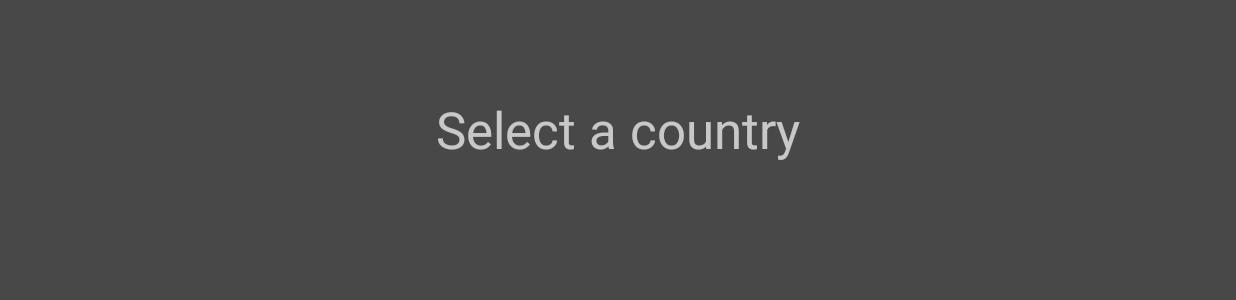
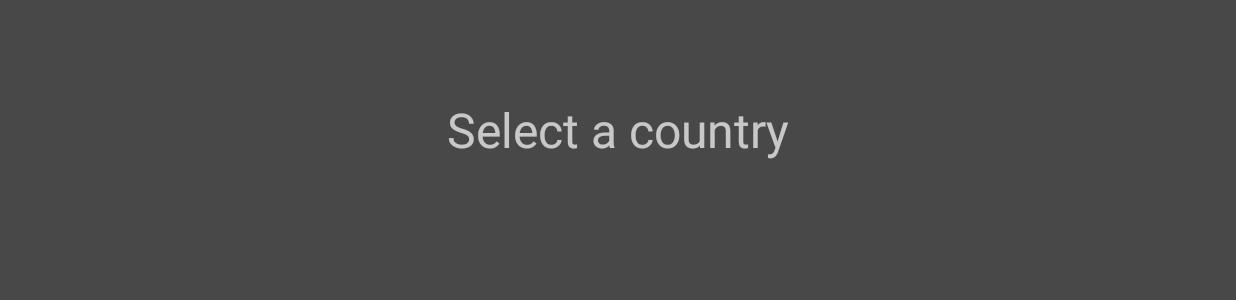
Before and after one commit to strax1e/RouteBuilder, an Android app: the screen it shows after launch (MainActivity), on a phone screen of 824 x 412 dp (held sideways). Shown: the part 144-444 px from the top of the screen. Run offline under Robolectric (Android 15) with nearby library versions, the phone set to English and light mode, and no system bars; libraries missing offline, so code that uses them is left out: com.fasterxml.jackson; network calls fail; 1 statement that could not run was skipped.

Commit message:
GUI added

```diff
--- /dev/null
+++ b/app/src/main/res/drawable/roundedbutton.xml
@@ -0,0 +1,8 @@
+<?xml version="1.0" encoding="utf-8"?>
+
+<shape xmlns:android="http://schemas.android.com/apk/res/android" android:shape="rectangle">
+        <solid android:color="@color/pink"/>
+        <size android:height="25dp" android:width="25dp"/>
+        <corners android:radius="25dp"/>
+        <stroke android:width="1dp" android:color="@color/white"/>
+</shape>
--- a/app/src/main/res/layout/activity_main.xml
+++ b/app/src/main/res/layout/activity_main.xml
@@ -1,24 +1,37 @@
 <LinearLayout xmlns:android="http://schemas.android.com/apk/res/android"
+              xmlns:app="http://schemas.android.com/apk/res-auto"
               android:layout_width="match_parent"
               android:layout_height="match_parent"
               android:orientation="vertical"
               android:layout_gravity="bottom">
 
-    <ScrollView
+    <androidx.constraintlayout.widget.ConstraintLayout
             android:layout_width="match_parent"
             android:layout_height="0dp"
             android:layout_weight="1"
-            android:fillViewport="true">
+            android:id="@+id/field"
+            android:background="@color/gray"
+    >
+        <ImageView
+                android:layout_width="match_parent"
+                android:layout_height="match_parent"
+                android:id="@+id/image"
+                android:background="@color/gray"
+                android:contentDescription="@string/selectCountryText"/>
 
         <TextView
+                android:text="@string/selectCountryText"
+                android:layout_width="wrap_content"
+                android:layout_height="wrap_content"
                 android:id="@+id/centerTextView"
-                android:layout_width="match_parent"
-                android:layout_height="wrap_content"
-                android:background="@color/gray"
+                app:layout_constraintEnd_toEndOf="parent"
+                app:layout_constraintStart_toStartOf="parent"
+                app:layout_constraintTop_toTopOf="parent"
+                app:layout_constraintBottom_toBottomOf="parent"
+                android:textSize="32sp"
                 android:gravity="center"
-                android:text="@string/selectCountryText"
                 android:textAppearance="@android:style/TextAppearance.Material.Display1"/>
-    </ScrollView>
+    </androidx.constraintlayout.widget.ConstraintLayout>
 
     <LinearLayout
             android:id="@+id/buttonsContainer"
```
Also changed, not shown: app/src/main/java/com/gvm/routebuilder/MainActivity.kt (+81 -0 lines).
